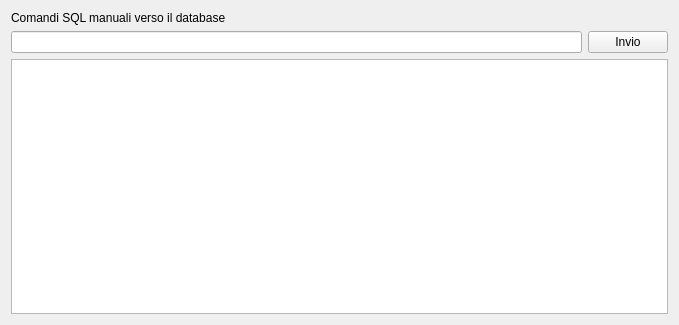
Above: CSQL.ui from Grawa/WorkShiftsIntegrator before the change. Below: the same form after it.
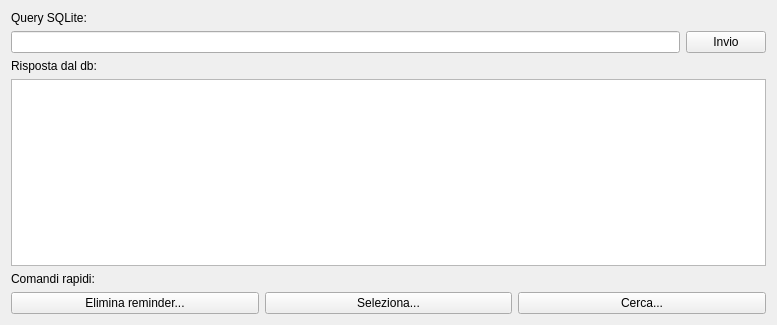
That is the form after the change.

Commit message: implementato comandi rapidi per query sqlite

Patch:
```diff
--- a/CSQL.ui
+++ b/CSQL.ui
@@ -6,7 +6,7 @@
    <rect>
     <x>0</x>
     <y>0</y>
-    <width>679</width>
+    <width>777</width>
     <height>325</height>
    </rect>
   </property>
@@ -17,7 +17,7 @@
    <item>
     <widget class="QLabel" name="label">
      <property name="text">
-      <string>Comandi SQL manuali verso il database</string>
+      <string>Query SQLite:</string>
      </property>
     </widget>
    </item>
@@ -36,7 +36,56 @@
     </layout>
    </item>
    <item>
-    <widget class="QTextBrowser" name="textBrowser"/>
+    <layout class="QGridLayout" name="gridLayout_3">
+     <property name="topMargin">
+      <number>0</number>
+     </property>
+     <item row="1" column="1">
+      <widget class="QTextBrowser" name="textBrowser"/>
+     </item>
+     <item row="2" column="1">
+      <layout class="QGridLayout" name="gridLayout_2">
+       <property name="topMargin">
+        <number>0</number>
+       </property>
+       <item row="0" column="0">
+        <widget class="QLabel" name="label_2">
+         <property name="text">
+          <string>Comandi rapidi:</string>
+         </property>
+        </widget>
+       </item>
+       <item row="1" column="1">
+        <widget class="QPushButton" name="pushButton_seleziona">
+         <property name="text">
+          <string>Seleziona...</string>
+         </property>
+        </widget>
+       </item>
+       <item row="1" column="0">
+        <widget class="QPushButton" name="pushButton_cancella">
+         <property name="text">
+          <string>Elimina reminder...</string>
+         </property>
+        </widget>
+       </item>
+       <item row="1" column="2">
+        <widget class="QPushButton" name="pushButton_cerca">
+         <property name="text">
+          <string>Cerca...</string>
+         </property>
+        </widget>
+       </item>
+      </layout>
+     </item>
+     <item row="0" column="1">
+      <widget class="QLabel" name="label_3">
+       <property name="text">
+        <string>Risposta dal db:</string>
+       </property>
+      </widget>
+     </item>
+    </layout>
    </item>
   </layout>
  </widget>
```
Left out of the diff: 60 changed lines with no effect on the pictures. The commit also changes 1 other file.
